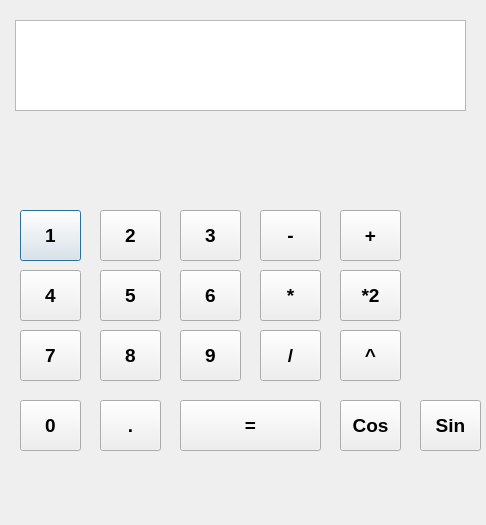
Qt form untitled.ui (Fylew/ProjektSaha) before a commit.
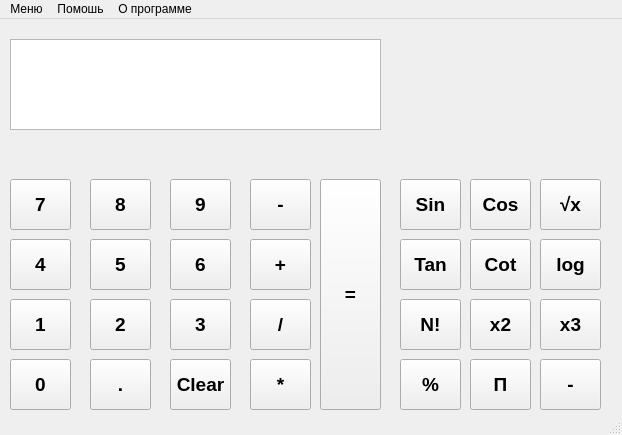
The same form after that commit.

Commit message: Project for shcool

Patch:
```diff
--- a/untitled.ui
+++ b/untitled.ui
@@ -1,23 +1,24 @@
 <?xml version="1.0" encoding="UTF-8"?>
 <ui version="4.0">
- <class>Dialog</class>
- <widget class="QDialog" name="Dialog">
+ <class>MainWindow</class>
+ <widget class="QMainWindow" name="MainWindow">
   <property name="geometry">
    <rect>
     <x>0</x>
     <y>0</y>
-    <width>486</width>
-    <height>525</height>
+    <width>622</width>
+    <height>435</height>
    </rect>
   </property>
   <property name="windowTitle">
    <string>Dialog</string>
   </property>
-  <widget class="QPushButton" name="pushButton">
+  <widget class="QWidget" name="centralwidget">
+   <widget class="QPushButton" name="pushButton_12">
    <property name="geometry">
     <rect>
-     <x>20</x>
-     <y>210</y>
+      <x>10</x>
+      <y>340</y>
      <width>61</width>
      <height>51</height>
     </rect>
@@ -30,14 +31,34 @@
     </font>
    </property>
    <property name="text">
-    <string>1</string>
+     <string>0</string>
+    </property>
+   </widget>
+   <widget class="QPushButton" name="pushButton_7">
+    <property name="geometry">
+     <rect>
+      <x>170</x>
+      <y>160</y>
+      <width>61</width>
+      <height>51</height>
+     </rect>
+    </property>
+    <property name="font">
+     <font>
+      <pointsize>14</pointsize>
+      <weight>75</weight>
+      <bold>true</bold>
+     </font>
+    </property>
+    <property name="text">
+     <string>9</string>
    </property>
   </widget>
   <widget class="QPushButton" name="pushButton_2">
    <property name="geometry">
     <rect>
-     <x>20</x>
-     <y>270</y>
+      <x>10</x>
+      <y>220</y>
      <width>61</width>
      <height>51</height>
     </rect>
@@ -53,11 +74,11 @@
     <string>4</string>
    </property>
   </widget>
-  <widget class="QPushButton" name="pushButton_3">
+   <widget class="QPushButton" name="pushButton_11">
    <property name="geometry">
     <rect>
-     <x>20</x>
-     <y>330</y>
+      <x>90</x>
+      <y>340</y>
      <width>61</width>
      <height>51</height>
     </rect>
@@ -70,34 +91,14 @@
     </font>
    </property>
    <property name="text">
-    <string>7</string>
-   </property>
-  </widget>
-  <widget class="QPushButton" name="pushButton_4">
-   <property name="geometry">
-    <rect>
-     <x>100</x>
-     <y>330</y>
-     <width>61</width>
-     <height>51</height>
-    </rect>
-   </property>
-   <property name="font">
-    <font>
-     <pointsize>14</pointsize>
-     <weight>75</weight>
-     <bold>true</bold>
-    </font>
-   </property>
-   <property name="text">
-    <string>8</string>
+     <string>.</string>
    </property>
   </widget>
   <widget class="QPushButton" name="pushButton_5">
    <property name="geometry">
     <rect>
-     <x>100</x>
-     <y>270</y>
+      <x>90</x>
+      <y>220</y>
      <width>61</width>
      <height>51</height>
     </rect>
@@ -116,8 +117,8 @@
   <widget class="QPushButton" name="pushButton_6">
    <property name="geometry">
     <rect>
-     <x>100</x>
-     <y>210</y>
+      <x>90</x>
+      <y>280</y>
      <width>61</width>
      <height>51</height>
     </rect>
@@ -133,11 +134,11 @@
     <string>2</string>
    </property>
   </widget>
-  <widget class="QPushButton" name="pushButton_7">
+   <widget class="QPushButton" name="pushButton_4">
    <property name="geometry">
     <rect>
-     <x>180</x>
-     <y>330</y>
+      <x>90</x>
+      <y>160</y>
      <width>61</width>
      <height>51</height>
     </rect>
@@ -150,14 +151,14 @@
     </font>
    </property>
    <property name="text">
-    <string>9</string>
-   </property>
-  </widget>
-  <widget class="QPushButton" name="pushButton_8">
+     <string>8</string>
+    </property>
+   </widget>
+   <widget class="QPushButton" name="pushButton_14">
    <property name="geometry">
     <rect>
-     <x>180</x>
-     <y>270</y>
+      <x>250</x>
+      <y>340</y>
      <width>61</width>
      <height>51</height>
     </rect>
@@ -170,14 +171,14 @@
     </font>
    </property>
    <property name="text">
-    <string>6</string>
+     <string>*</string>
    </property>
   </widget>
   <widget class="QPushButton" name="pushButton_9">
    <property name="geometry">
     <rect>
-     <x>180</x>
-     <y>210</y>
+      <x>170</x>
+      <y>280</y>
      <width>61</width>
      <height>51</height>
     </rect>
@@ -193,13 +194,73 @@
     <string>3</string>
    </property>
   </widget>
+   <widget class="QPushButton" name="pushButton">
+    <property name="geometry">
+     <rect>
+      <x>10</x>
+      <y>280</y>
+      <width>61</width>
+      <height>51</height>
+     </rect>
+    </property>
+    <property name="font">
+     <font>
+      <pointsize>14</pointsize>
+      <weight>75</weight>
+      <bold>true</bold>
+     </font>
+    </property>
+    <property name="text">
+     <string>1</string>
+    </property>
+   </widget>
+   <widget class="QPushButton" name="pushButton_8">
+    <property name="geometry">
+     <rect>
+      <x>170</x>
+      <y>220</y>
+      <width>61</width>
+      <height>51</height>
+     </rect>
+    </property>
+    <property name="font">
+     <font>
+      <pointsize>14</pointsize>
+      <weight>75</weight>
+      <bold>true</bold>
+     </font>
+    </property>
+    <property name="text">
+     <string>6</string>
+    </property>
+   </widget>
+   <widget class="QPushButton" name="pushButton_16">
+    <property name="geometry">
+     <rect>
+      <x>250</x>
+      <y>220</y>
+      <width>61</width>
+      <height>51</height>
+     </rect>
+    </property>
+    <property name="font">
+     <font>
+      <pointsize>14</pointsize>
+      <weight>75</weight>
+      <bold>true</bold>
+     </font>
+    </property>
+    <property name="text">
+     <string>+</string>
+    </property>
+   </widget>
   <widget class="QPushButton" name="pushButton_10">
    <property name="geometry">
     <rect>
-     <x>180</x>
-     <y>400</y>
-     <width>141</width>
-     <height>51</height>
+      <x>320</x>
+      <y>160</y>
+      <width>61</width>
+      <height>231</height>
     </rect>
    </property>
    <property name="font">
@@ -213,91 +274,11 @@
     <string>=</string>
    </property>
   </widget>
-  <widget class="QPushButton" name="pushButton_11">
-   <property name="geometry">
-    <rect>
-     <x>100</x>
-     <y>400</y>
-     <width>61</width>
-     <height>51</height>
-    </rect>
-   </property>
-   <property name="font">
-    <font>
-     <pointsize>14</pointsize>
-     <weight>75</weight>
-     <bold>true</bold>
-    </font>
-   </property>
-   <property name="text">
-    <string>.</string>
-   </property>
-  </widget>
-  <widget class="QPushButton" name="pushButton_12">
-   <property name="geometry">
-    <rect>
-     <x>20</x>
-     <y>400</y>
-     <width>61</width>
-     <height>51</height>
-    </rect>
-   </property>
-   <property name="font">
-    <font>
-     <pointsize>14</pointsize>
-     <weight>75</weight>
-     <bold>true</bold>
-    </font>
-   </property>
-   <property name="text">
-    <string>0</string>
-   </property>
-  </widget>
-  <widget class="QPushButton" name="pushButton_13">
-   <property name="geometry">
-    <rect>
-     <x>260</x>
-     <y>330</y>
-     <width>61</width>
-     <height>51</height>
-    </rect>
-   </property>
-   <property name="font">
-    <font>
-     <pointsize>14</pointsize>
-     <weight>75</weight>
-     <bold>true</bold>
-    </font>
-   </property>
-   <property name="text">
-    <string>/</string>
-   </property>
-  </widget>
-  <widget class="QPushButton" name="pushButton_14">
-   <property name="geometry">
-    <rect>
-     <x>260</x>
-     <y>270</y>
-     <width>61</width>
-     <height>51</height>
-    </rect>
-   </property>
-   <property name="font">
-    <font>
-     <pointsize>14</pointsize>
-     <weight>75</weight>
-     <bold>true</bold>
-    </font>
-   </property>
-   <property name="text">
-    <string>*</string>
-   </property>
-  </widget>
   <widget class="QPushButton" name="pushButton_15">
    <property name="geometry">
     <rect>
-     <x>260</x>
-     <y>210</y>
+      <x>250</x>
+      <y>160</y>
      <width>61</width>
      <height>51</height>
     </rect>
@@ -313,31 +294,11 @@
     <string>-</string>
    </property>
   </widget>
-  <widget class="QPushButton" name="pushButton_16">
-   <property name="geometry">
-    <rect>
-     <x>340</x>
-     <y>210</y>
-     <width>61</width>
-     <height>51</height>
-    </rect>
-   </property>
-   <property name="font">
-    <font>
-     <pointsize>14</pointsize>
-     <weight>75</weight>
-     <bold>true</bold>
-    </font>
-   </property>
-   <property name="text">
-    <string>+</string>
-   </property>
-  </widget>
   <widget class="QPushButton" name="pushButton_17">
    <property name="geometry">
     <rect>
-     <x>340</x>
-     <y>270</y>
+      <x>170</x>
+      <y>340</y>
      <width>61</width>
      <height>51</height>
     </rect>
@@ -350,15 +311,35 @@
     </font>
    </property>
    <property name="text">
-    <string>*2</string>
+     <string>Clear</string>
+    </property>
+   </widget>
+   <widget class="QPushButton" name="pushButton_13">
+    <property name="geometry">
+     <rect>
+      <x>250</x>
+      <y>280</y>
+      <width>61</width>
+      <height>51</height>
+     </rect>
+    </property>
+    <property name="font">
+     <font>
+      <pointsize>14</pointsize>
+      <weight>75</weight>
+      <bold>true</bold>
+     </font>
+    </property>
+    <property name="text">
+     <string>/</string>
    </property>
   </widget>
   <widget class="QTextBrowser" name="textBrowser">
    <property name="geometry">
     <rect>
-     <x>15</x>
+      <x>10</x>
      <y>20</y>
-     <width>451</width>
+      <width>371</width>
      <height>91</height>
     </rect>
    </property>
@@ -370,11 +351,31 @@
     </font>
    </property>
   </widget>
+   <widget class="QPushButton" name="pushButton_3">
+    <property name="geometry">
+     <rect>
+      <x>10</x>
+      <y>160</y>
+      <width>61</width>
+      <height>51</height>
+     </rect>
+    </property>
+    <property name="font">
+     <font>
+      <pointsize>14</pointsize>
+      <weight>75</weight>
+      <bold>true</bold>
+     </font>
+    </property>
+    <property name="text">
+     <string>7</string>
+    </property>
+   </widget>
   <widget class="QPushButton" name="pushButton_18">
    <property name="geometry">
     <rect>
-     <x>340</x>
-     <y>330</y>
+      <x>400</x>
+      <y>160</y>
      <width>61</width>
      <height>51</height>
     </rect>
@@ -387,14 +388,14 @@
     </font>
    </property>
    <property name="text">
-    <string>^</string>
+     <string>Sin</string>
    </property>
   </widget>
   <widget class="QPushButton" name="pushButton_19">
    <property name="geometry">
     <rect>
-     <x>340</x>
-     <y>400</y>
+      <x>400</x>
+      <y>220</y>
      <width>61</width>
      <height>51</height>
     </rect>
@@ -407,14 +408,14 @@
     </font>
    </property>
    <property name="text">
-    <string>Cos</string>
+     <string>Tan</string>
    </property>
   </widget>
   <widget class="QPushButton" name="pushButton_20">
    <property name="geometry">
     <rect>
-     <x>420</x>
-     <y>400</y>
+      <x>540</x>
+      <y>160</y>
      <width>61</width>
      <height>51</height>
     </rect>
@@ -427,9 +428,246 @@
     </font>
    </property>
    <property name="text">
-    <string>Sin</string>
-   </property>
-  </widget>
+     <string>√x</string>
+    </property>
+   </widget>
+   <widget class="QPushButton" name="pushButton_21">
+    <property name="geometry">
+     <rect>
+      <x>400</x>
+      <y>340</y>
+      <width>61</width>
+      <height>51</height>
+     </rect>
+    </property>
+    <property name="font">
+     <font>
+      <pointsize>14</pointsize>
+      <weight>75</weight>
+      <bold>true</bold>
+     </font>
+    </property>
+    <property name="text">
+     <string>%</string>
+    </property>
+   </widget>
+   <widget class="QPushButton" name="pushButton_22">
+    <property name="geometry">
+     <rect>
+      <x>470</x>
+      <y>160</y>
+      <width>61</width>
+      <height>51</height>
+     </rect>
+    </property>
+    <property name="font">
+     <font>
+      <pointsize>14</pointsize>
+      <weight>75</weight>
+      <bold>true</bold>
+     </font>
+    </property>
+    <property name="text">
+     <string>Cos</string>
+    </property>
+   </widget>
+   <widget class="QPushButton" name="pushButton_23">
+    <property name="geometry">
+     <rect>
+      <x>470</x>
+      <y>220</y>
+      <width>61</width>
+      <height>51</height>
+     </rect>
+    </property>
+    <property name="font">
+     <font>
+      <pointsize>14</pointsize>
+      <weight>75</weight>
+      <bold>true</bold>
+     </font>
+    </property>
+    <property name="text">
+     <string>Cot</string>
+    </property>
+   </widget>
+   <widget class="QPushButton" name="pushButton_24">
+    <property name="geometry">
+     <rect>
+      <x>540</x>
+      <y>280</y>
+      <width>61</width>
+      <height>51</height>
+     </rect>
+    </property>
+    <property name="font">
+     <font>
+      <pointsize>14</pointsize>
+      <weight>75</weight>
+      <bold>true</bold>
+     </font>
+    </property>
+    <property name="text">
+     <string>x3</string>
+    </property>
+   </widget>
+   <widget class="QPushButton" name="pushButton_25">
+    <property name="geometry">
+     <rect>
+      <x>470</x>
+      <y>340</y>
+      <width>61</width>
+      <height>51</height>
+     </rect>
+    </property>
+    <property name="font">
+     <font>
+      <pointsize>14</pointsize>
+      <weight>75</weight>
+      <bold>true</bold>
+     </font>
+    </property>
+    <property name="text">
+     <string>П</string>
+    </property>
+   </widget>
+   <widget class="QPushButton" name="pushButton_26">
+    <property name="geometry">
+     <rect>
+      <x>540</x>
+      <y>340</y>
+      <width>61</width>
+      <height>51</height>
+     </rect>
+    </property>
+    <property name="font">
+     <font>
+      <pointsize>14</pointsize>
+      <weight>75</weight>
+      <bold>true</bold>
+     </font>
+    </property>
+    <property name="text">
+     <string>-</string>
+    </property>
+   </widget>
+   <widget class="QPushButton" name="pushButton_27">
+    <property name="geometry">
+     <rect>
+      <x>470</x>
+      <y>280</y>
+      <width>61</width>
+      <height>51</height>
+     </rect>
+    </property>
+    <property name="font">
+     <font>
+      <pointsize>14</pointsize>
+      <weight>75</weight>
+      <bold>true</bold>
+     </font>
+    </property>
+    <property name="text">
+     <string>x2</string>
+    </property>
+   </widget>
+   <widget class="QPushButton" name="pushButton_28">
+    <property name="geometry">
+     <rect>
+      <x>540</x>
+      <y>220</y>
+      <width>61</width>
+      <height>51</height>
+     </rect>
+    </property>
+    <property name="font">
+     <font>
+      <pointsize>14</pointsize>
+      <weight>75</weight>
+      <bold>true</bold>
+     </font>
+    </property>
+    <property name="text">
+     <string>log</string>
+    </property>
+   </widget>
+   <widget class="QPushButton" name="pushButton_29">
+    <property name="geometry">
+     <rect>
+      <x>400</x>
+      <y>280</y>
+      <width>61</width>
+      <height>51</height>
+     </rect>
+    </property>
+    <property name="font">
+     <font>
+      <pointsize>14</pointsize>
+      <weight>75</weight>
+      <bold>true</bold>
+     </font>
+    </property>
+    <property name="text">
+     <string>N!</string>
+    </property>
+   </widget>
+  </widget>
+  <widget class="QMenuBar" name="menubar">
+   <property name="geometry">
+    <rect>
+     <x>0</x>
+     <y>0</y>
+     <width>622</width>
+     <height>21</height>
+    </rect>
+   </property>
+   <widget class="QMenu" name="menuMenu">
+    <property name="title">
+     <string>Меню</string>
+    </property>
+    <addaction name="separator"/>
+    <addaction name="separator"/>
+    <addaction name="action_3"/>
+   </widget>
+   <widget class="QMenu" name="menu">
+    <property name="title">
+     <string>О программе</string>
+    </property>
+    <addaction name="separator"/>
+    <addaction name="actionVersion_1_0"/>
+   </widget>
+   <widget class="QMenu" name="menuHelp">
+    <property name="title">
+     <string>Помошь</string>
+    </property>
+   </widget>
+   <addaction name="menuMenu"/>
+   <addaction name="menuHelp"/>
+   <addaction name="menu"/>
+  </widget>
+  <widget class="QStatusBar" name="statusbar"/>
+  <action name="action_3">
+   <property name="checkable">
+    <bool>true</bool>
+   </property>
+   <property name="checked">
+    <bool>false</bool>
+   </property>
+   <property name="enabled">
+    <bool>true</bool>
+   </property>
+   <property name="text">
+    <string>Инженерный </string>
+   </property>
+   <property name="statusTip">
+    <string>False</string>
+   </property>
+  </action>
+  <action name="actionVersion_1_0">
+   <property name="text">
+    <string>Version 1.0</string>
+   </property>
+  </action>
  </widget>
  <resources/>
  <connections/>
```
Left out of the diff: 2 changed lines with no effect on the pictures. Lines whose indentation alone changed are shown as unchanged. The commit also changes 2 other files.
